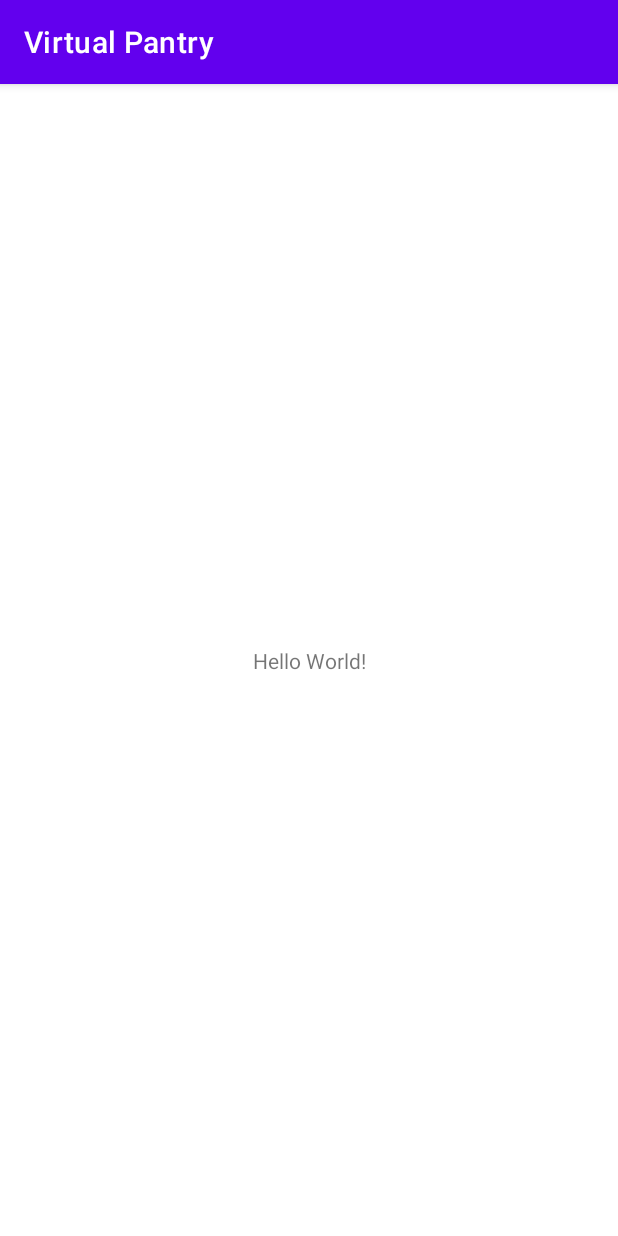
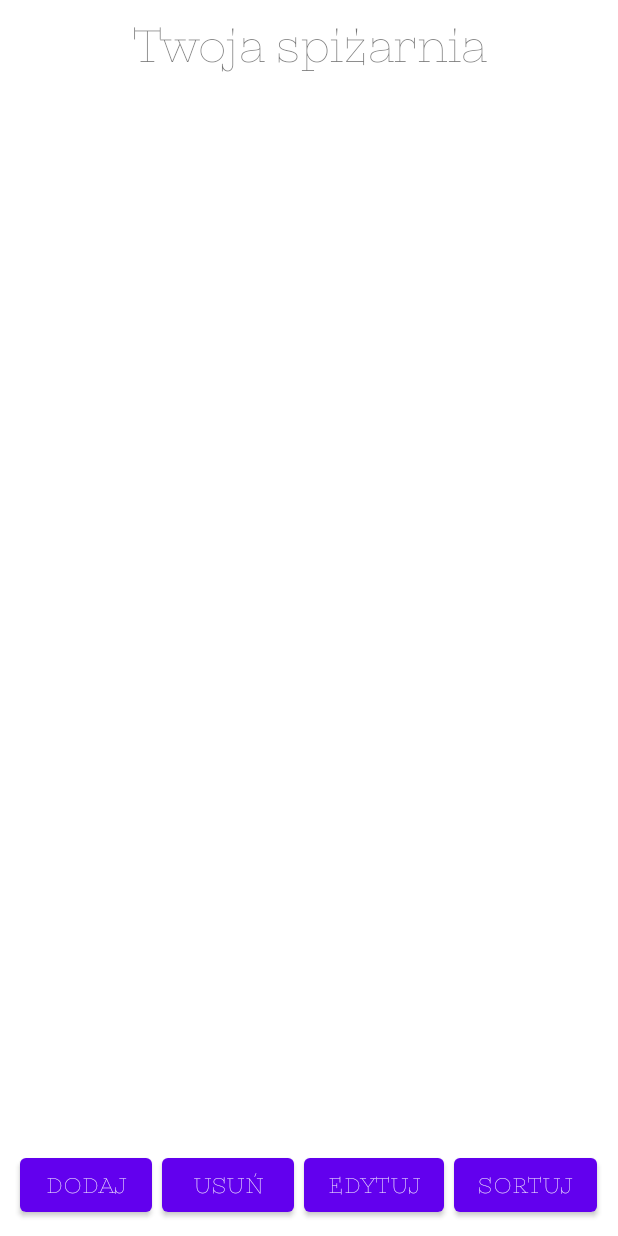
Before and after one commit to TiEmKej/virtual-pantry, an Android app: the screen it shows after launch (MainActivity), on a phone screen of 412 x 824 dp. Run offline under Robolectric (Android 15) with nearby library versions, the phone set to English and light mode, and no system bars.

Commit message:
Base layout

```diff
--- a/VirtualPantry/app/src/main/res/layout/activity_main.xml
+++ b/VirtualPantry/app/src/main/res/layout/activity_main.xml
@@ -7,12 +7,66 @@
     tools:context=".MainActivity">
 
     <TextView
-        android:layout_width="wrap_content"
+        android:id="@+id/tvAppName"
+        android:layout_width="match_parent"
         android:layout_height="wrap_content"
-        android:text="Hello World!"
-        app:layout_constraintBottom_toBottomOf="parent"
+        android:gravity="center_horizontal"
+        android:padding="10dp"
+        android:text="Twoja spiżarnia"
+        android:fontFamily="@font/kyivtypeserif"
+        android:textSize="30sp"
         app:layout_constraintEnd_toEndOf="parent"
         app:layout_constraintStart_toStartOf="parent"
         app:layout_constraintTop_toTopOf="parent" />
 
+    <androidx.recyclerview.widget.RecyclerView
+        android:id="@+id/recyclerView"
+        android:layout_width="match_parent"
+        android:layout_height="0dp"
+        app:layout_constraintBottom_toTopOf="@+id/linearLayout"
+        app:layout_constraintTop_toBottomOf="@+id/tvAppName" />
+
+    <LinearLayout
+        android:id="@+id/linearLayout"
+        android:layout_width="match_parent"
+        android:layout_height="wrap_content"
+        android:gravity="center"
+        android:orientation="horizontal"
+        android:padding="10dp"
+        app:layout_constraintBottom_toBottomOf="parent">
+
+        <Button
+            android:id="@+id/btnAddItem"
+            android:layout_width="wrap_content"
+            android:layout_height="wrap_content"
+            android:layout_marginHorizontal="3dp"
+            android:text="Dodaj"
+            android:fontFamily="@font/kyivtypeserif" />
+
+        <Button
+            android:id="@+id/btnDelItem"
+            android:layout_width="wrap_content"
+            android:layout_height="wrap_content"
+            android:layout_marginHorizontal="3dp"
+            android:text="Usuń"
+            android:fontFamily="@font/kyivtypeserif" />
+
+        <Button
+            android:id="@+id/btnEditItem"
+            android:layout_width="wrap_content"
+            android:layout_height="wrap_content"
+            android:layout_marginHorizontal="3dp"
+            android:text="Edytuj"
+            android:fontFamily="@font/kyivtypeserif" />
+
+        <Button
+            android:id="@+id/btnSortItem"
+            android:layout_width="wrap_content"
+            android:layout_height="wrap_content"
+            android:layout_marginHorizontal="3dp"
+            android:text="Sortuj"
+            android:fontFamily="@font/kyivtypeserif" />
+
+    </LinearLayout>
+
 </androidx.constraintlayout.widget.ConstraintLayout>
--- a/VirtualPantry/app/src/main/res/values-night/themes.xml
+++ b/VirtualPantry/app/src/main/res/values-night/themes.xml
@@ -1,6 +1,6 @@
 <resources xmlns:tools="http://schemas.android.com/tools">
     <!-- Base application theme. -->
-    <style name="Theme.VirtualPantry" parent="Theme.MaterialComponents.DayNight.DarkActionBar">
+    <style name="Theme.VirtualPantry" parent="Theme.MaterialComponents.DayNight.NoActionBar">
         <!-- Primary brand color. -->
         <item name="colorPrimary">@color/purple_200</item>
         <item name="colorPrimaryVariant">@color/purple_700</item>
--- a/VirtualPantry/app/src/main/res/values/themes.xml
+++ b/VirtualPantry/app/src/main/res/values/themes.xml
@@ -1,6 +1,6 @@
 <resources xmlns:tools="http://schemas.android.com/tools">
     <!-- Base application theme. -->
-    <style name="Theme.VirtualPantry" parent="Theme.MaterialComponents.DayNight.DarkActionBar">
+    <style name="Theme.VirtualPantry" parent="Theme.MaterialComponents.DayNight.NoActionBar">
         <!-- Primary brand color. -->
         <item name="colorPrimary">@color/purple_500</item>
         <item name="colorPrimaryVariant">@color/purple_700</item>
```
Also changed, not shown: VirtualPantry/app/src/main/res/font/kyivtypeserif.ttf (added).
